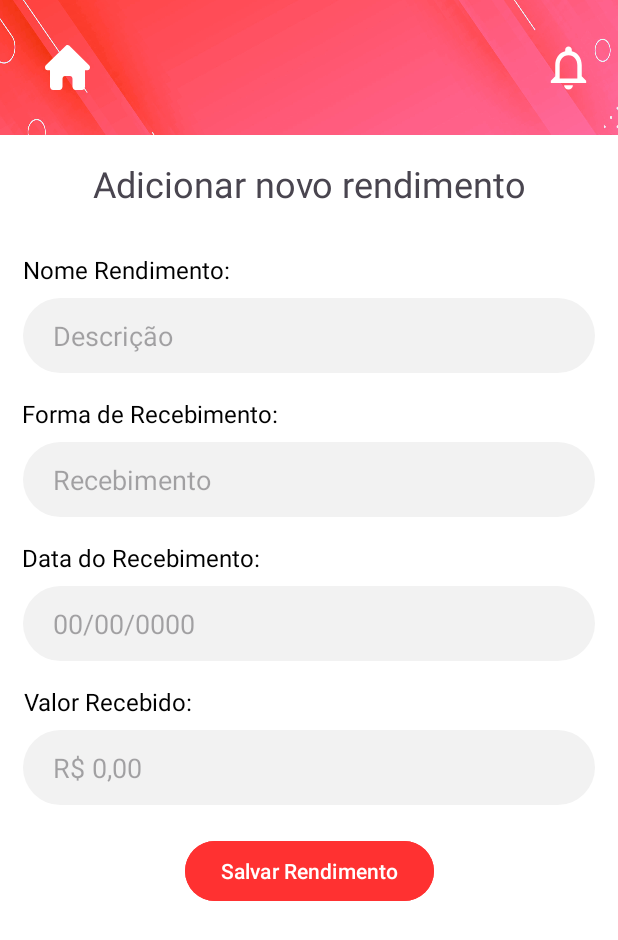
After one commit to LeonardoVRR/Debts, an Android app: the telaAdicionarRendimentos screen opened directly, with no data from a screen before it, on a phone screen of 412 x 824 dp. The commit adds this screen. Shown: the top 940 px of the screen. Run offline under Robolectric (Android 15) with nearby library versions, the phone set to English and light mode, and no system bars.

Commit message:
criação da tela Rendimentos

```diff
--- a/app/src/main/AndroidManifest.xml
+++ b/app/src/main/AndroidManifest.xml
@@ -16,6 +16,9 @@
         android:supportsRtl="true"
         android:theme="@style/Theme.Debts"
         tools:targetApi="31">
+        <activity
+            android:name=".telaAdicionarRendimentos"
+            android:exported="false" />
         <activity
             android:name=".tela_Consulta_IA"
             android:exported="false" />
--- /dev/null
+++ b/app/src/main/java/com/example/debts/telaAdicionarRendimentos.kt
@@ -0,0 +1,48 @@
+package com.example.debts
+
+import android.content.Intent
+import android.os.Bundle
+import android.widget.Button
+import android.widget.ImageButton
+import androidx.activity.OnBackPressedCallback
+import androidx.activity.enableEdgeToEdge
+import androidx.appcompat.app.AppCompatActivity
+import androidx.core.view.ViewCompat
+import androidx.core.view.WindowInsetsCompat
+
+class telaAdicionarRendimentos : AppCompatActivity() {
+    override fun onCreate(savedInstanceState: Bundle?) {
+        super.onCreate(savedInstanceState)
+        enableEdgeToEdge()
+        setContentView(R.layout.activity_tela_adicionar_rendimentos)
+        ViewCompat.setOnApplyWindowInsetsListener(findViewById(R.id.main)) { v, insets ->
+            val systemBars = insets.getInsets(WindowInsetsCompat.Type.systemBars())
+            v.setPadding(systemBars.left, systemBars.top, systemBars.right, systemBars.bottom)
+            insets
+        }
+
+        //----- configurando o botão para voltar para a tela do perfil do usuário --------------//
+        val btn_btn_voltarPerfilUsuario: Button = findViewById(R.id.btn_homeRendimentos)
+
+        btn_btn_voltarPerfilUsuario.setOnClickListener{
+            val navegarPerfilUsuario = Intent(this, telaPerfilUsuario::class.java)
+            startActivity(navegarPerfilUsuario)
+            finish()
+        }
+
+        //-------------------- config. botão de voltar do celular --------------------------------//
+
+        //configurando o botão voltar do celular quando for prescionado p/ voltar na tela de perfil usuario
+        val voltarTelaPerfilUsuario = Intent(this, telaPerfilUsuario::class.java)
+
+        onBackPressedDispatcher.addCallback(this, object : OnBackPressedCallback(true) {
+            override fun handleOnBackPressed() {
+
+                //Log.v("Voltar", "Botão voltar Presscionado")
+
+                startActivity(voltarTelaPerfilUsuario)
+                finish()
+            }
+        })
+    }
+}
--- a/app/src/main/java/com/example/debts/telaPerfilUsuario.kt
+++ b/app/src/main/java/com/example/debts/telaPerfilUsuario.kt
@@ -224,6 +224,13 @@ class telaPerfilUsuario : AppCompatActivity() {
         return valorTotal
     }
 
+    //função para ir a tela de rendimentos
+    fun telaRendimentos(v: View) {
+        val navegarTelaRendimento = Intent(this, telaAdicionarRendimentos::class.java)
+        startActivity(navegarTelaRendimento)
+        finish()
+    }
+
     //função para voltar a tela inicial do aplicativo
     fun voltarTelaInicial(v: View){
         val navegarTelaPrincipal = Intent(this, telaPrincipal::class.java)
--- /dev/null
+++ b/app/src/main/res/drawable/baseline_attach_money_24.xml
@@ -0,0 +1,5 @@
+<vector xmlns:android="http://schemas.android.com/apk/res/android" android:height="24dp" android:tint="#FFFFFF" android:viewportHeight="24" android:viewportWidth="24" android:width="24dp">
+
+    <path android:fillColor="@android:color/white" android:pathData="M11.8,10.9c-2.27,-0.59 -3,-1.2 -3,-2.15 0,-1.09 1.01,-1.85 2.7,-1.85 1.78,0 2.44,0.85 2.5,2.1h2.21c-0.07,-1.72 -1.12,-3.3 -3.21,-3.81V3h-3v2.16c-1.94,0.42 -3.5,1.68 -3.5,3.61 0,2.31 1.91,3.46 4.7,4.13 2.5,0.6 3,1.48 3,2.41 0,0.69 -0.49,1.79 -2.7,1.79 -2.06,0 -2.87,-0.92 -2.98,-2.1h-2.2c0.12,2.19 1.76,3.42 3.68,3.83V21h3v-2.15c1.95,-0.37 3.5,-1.5 3.5,-3.55 0,-2.84 -2.43,-3.81 -4.7,-4.4z"/>
+
+</vector>
--- /dev/null
+++ b/app/src/main/res/layout/activity_tela_adicionar_rendimentos.xml
@@ -0,0 +1,224 @@
+<?xml version="1.0" encoding="utf-8"?>
+<androidx.constraintlayout.widget.ConstraintLayout xmlns:android="http://schemas.android.com/apk/res/android"
+    xmlns:app="http://schemas.android.com/apk/res-auto"
+    xmlns:tools="http://schemas.android.com/tools"
+    android:id="@+id/main"
+    android:layout_width="match_parent"
+    android:layout_height="match_parent"
+    android:background="#FFFFFF"
+    tools:context=".telaAdicionarRendimentos">
+
+    <androidx.constraintlayout.widget.ConstraintLayout
+        android:id="@+id/constraintLayout43567"
+        android:layout_width="match_parent"
+        android:layout_height="90dp"
+        android:background="@drawable/fundoperfil_usuario_1_"
+        app:layout_constraintEnd_toEndOf="parent"
+        app:layout_constraintStart_toStartOf="parent"
+        app:layout_constraintTop_toTopOf="parent">
+
+        <Button
+            android:id="@+id/btn_homeRendimentos"
+            android:layout_width="50dp"
+            android:layout_height="match_parent"
+            android:layout_marginStart="28dp"
+            android:backgroundTint="#00FFFFFF"
+            android:foregroundGravity="center"
+            android:gravity="center"
+            android:isScrollContainer="false"
+            android:onClick="voltarTelaInicial"
+            android:text="B"
+            android:textColor="#00FFFFFF"
+            app:icon="@drawable/house_solid"
+            app:iconGravity="textStart"
+            app:iconSize="30dp"
+            app:iconTint="#FFFFFF"
+            app:layout_constraintBottom_toBottomOf="parent"
+            app:layout_constraintStart_toStartOf="parent"
+            app:layout_constraintTop_toTopOf="parent" />
+
+        <Button
+            android:id="@+id/btn_notificaoRendimentos"
+            android:layout_width="50dp"
+            android:layout_height="match_parent"
+            android:layout_marginEnd="16dp"
+            android:backgroundTint="#00FFFFFF"
+            android:text="Button"
+            android:textColor="#00FFFFFF"
+            app:icon="@drawable/notifications"
+            app:iconGravity="textEnd"
+            app:iconSize="35dp"
+            app:iconTint="#FFFFFF"
+            app:layout_constraintBottom_toBottomOf="parent"
+            app:layout_constraintEnd_toEndOf="parent"
+            app:layout_constraintTop_toTopOf="parent" />
+    </androidx.constraintlayout.widget.ConstraintLayout>
+
+    <TextView
+        android:id="@+id/textView36"
+        android:layout_width="wrap_content"
+        android:layout_height="wrap_content"
+        android:layout_marginStart="20dp"
+        android:layout_marginTop="16dp"
+        android:layout_marginEnd="20dp"
+        android:text="Adicionar novo rendimento"
+        android:textSize="24sp"
+        app:layout_constraintEnd_toEndOf="parent"
+        app:layout_constraintStart_toStartOf="parent"
+        app:layout_constraintTop_toBottomOf="@+id/constraintLayout43567" />
+
+    <ScrollView
+        android:id="@+id/scrollView3"
+        android:layout_width="match_parent"
+        android:layout_height="wrap_content"
+        android:layout_marginTop="30dp"
+        app:layout_constraintEnd_toEndOf="parent"
+        app:layout_constraintStart_toStartOf="parent"
+        app:layout_constraintTop_toBottomOf="@+id/textView36">
+
+        <androidx.constraintlayout.widget.ConstraintLayout
+            android:layout_width="match_parent"
+            android:layout_height="wrap_content">
+
+            <TextView
+                android:id="@+id/txt_nomeRendimento"
+                android:layout_width="wrap_content"
+                android:layout_height="wrap_content"
+                android:layout_marginStart="10dp"
+                android:text="Nome Rendimento:"
+                android:textColor="#000000"
+                android:textSize="16sp"
+                app:layout_constraintEnd_toEndOf="parent"
+                app:layout_constraintHorizontal_bias="0.02"
+                app:layout_constraintStart_toStartOf="parent"
+                app:layout_constraintTop_toTopOf="parent" />
+
+            <EditText
+                android:id="@+id/input_nomeRendimento"
+                android:layout_width="match_parent"
+                android:layout_height="50dp"
+                android:layout_marginStart="15dp"
+                android:layout_marginTop="8dp"
+                android:layout_marginEnd="15dp"
+                android:background="@drawable/form_inputs"
+                android:ems="10"
+                android:hint="Recebimento"
+                android:inputType="text"
+                android:paddingLeft="20dp"
+                android:textColor="#000000"
+                app:layout_constraintEnd_toEndOf="parent"
+                app:layout_constraintHorizontal_bias="0.0"
+                app:layout_constraintStart_toStartOf="parent"
+                app:layout_constraintTop_toBottomOf="@+id/txt_tpTransacao" />
+
+            <TextView
+                android:id="@+id/txt_tpTransacao"
+                android:layout_width="wrap_content"
+                android:layout_height="wrap_content"
+                android:layout_marginStart="10dp"
+                android:layout_marginTop="16dp"
+                android:text="Forma de Recebimento:"
+                android:textColor="#000000"
+                android:textSize="16sp"
+                app:layout_constraintEnd_toEndOf="parent"
+                app:layout_constraintHorizontal_bias="0.02"
+                app:layout_constraintStart_toStartOf="parent"
+                app:layout_constraintTop_toBottomOf="@+id/input_tpTransacao" />
+
+            <EditText
+                android:id="@+id/input_tpTransacao"
+                android:layout_width="match_parent"
+                android:layout_height="50dp"
+                android:layout_marginStart="15dp"
+                android:layout_marginTop="8dp"
+                android:layout_marginEnd="15dp"
+                android:background="@drawable/form_inputs"
+                android:ems="10"
+                android:hint="Descrição"
+                android:inputType="text"
+                android:paddingLeft="20dp"
+                android:textColor="#000000"
+                app:layout_constraintEnd_toEndOf="parent"
+                app:layout_constraintHorizontal_bias="1.0"
+                app:layout_constraintStart_toStartOf="parent"
+                app:layout_constraintTop_toBottomOf="@+id/txt_nomeRendimento" />
+
+            <TextView
+                android:id="@+id/txt_dtRendimento"
+                android:layout_width="wrap_content"
+                android:layout_height="wrap_content"
+                android:layout_marginStart="10dp"
+                android:layout_marginTop="16dp"
+                android:text="Data do Recebimento:"
+                android:textColor="#000000"
+                android:textSize="16sp"
+                app:layout_constraintEnd_toEndOf="parent"
+                app:layout_constraintHorizontal_bias="0.02"
+                app:layout_constraintStart_toStartOf="parent"
+                app:layout_constraintTop_toBottomOf="@+id/input_nomeRendimento" />
+
+            <EditText
+                android:id="@+id/input_dtRendimento"
+                android:layout_width="match_parent"
+                android:layout_height="50dp"
+                android:layout_marginStart="15dp"
+                android:layout_marginTop="8dp"
+                android:layout_marginEnd="15dp"
+                android:background="@drawable/form_inputs"
+                android:ems="10"
+                android:hint="00/00/0000"
+                android:inputType="text"
+                android:paddingLeft="20dp"
+                android:textColor="#000000"
+                app:layout_constraintEnd_toEndOf="parent"
+                app:layout_constraintHorizontal_bias="0.0"
+                app:layout_constraintStart_toStartOf="parent"
+                app:layout_constraintTop_toBottomOf="@+id/txt_dtRendimento" />
+
+            <TextView
+                android:id="@+id/txt_valorRendimento"
+                android:layout_width="wrap_content"
+                android:layout_height="wrap_content"
+                android:layout_marginStart="10dp"
+                android:layout_marginTop="16dp"
+                android:text="Valor Recebido:"
+                android:textColor="#000000"
+                android:textSize="16sp"
+                app:layout_constraintEnd_toEndOf="parent"
+                app:layout_constraintHorizontal_bias="0.02"
+                app:layout_constraintStart_toStartOf="parent"
+                app:layout_constraintTop_toBottomOf="@+id/input_dtRendimento" />
+
+            <EditText
+                android:id="@+id/input_valorRendimento"
+                android:layout_width="match_parent"
+                android:layout_height="50dp"
+                android:layout_marginStart="15dp"
+                android:layout_marginTop="8dp"
+                android:layout_marginEnd="15dp"
+                android:background="@drawable/form_inputs"
+                android:ems="10"
+                android:hint="R$ 0,00"
+                android:inputType="text"
+                android:paddingLeft="20dp"
+                android:textColor="#000000"
+                app:layout_constraintEnd_toEndOf="parent"
+                app:layout_constraintHorizontal_bias="0.0"
+                app:layout_constraintStart_toStartOf="parent"
+                app:layout_constraintTop_toBottomOf="@+id/txt_valorRendimento" />
+        </androidx.constraintlayout.widget.ConstraintLayout>
+    </ScrollView>
+
+    <Button
+        android:id="@+id/button"
+        android:layout_width="wrap_content"
+        android:layout_height="wrap_content"
+        android:layout_marginTop="20dp"
+        android:backgroundTint="#FF3131"
+        android:text="Salvar Rendimento"
+        android:textColor="#FFFFFF"
+        app:layout_constraintEnd_toEndOf="parent"
+        app:layout_constraintStart_toStartOf="parent"
+        app:layout_constraintTop_toBottomOf="@+id/scrollView3" />
+
+</androidx.constraintlayout.widget.ConstraintLayout>
--- a/app/src/main/res/layout/activity_tela_perfil_usuario.xml
+++ b/app/src/main/res/layout/activity_tela_perfil_usuario.xml
@@ -177,18 +177,39 @@
         android:id="@+id/btn_Configuracoes"
         android:layout_width="wrap_content"
         android:layout_height="wrap_content"
+        android:layout_marginStart="15dp"
         android:layout_marginTop="16dp"
         android:backgroundTint="#FFFFFF"
         android:text="Configurações"
         android:textColor="#000000"
-        android:textSize="20sp"
+        android:textSize="16sp"
         app:cornerRadius="20dp"
         app:icon="@drawable/settings"
         app:iconGravity="textStart"
         app:iconTint="#000000"
-        app:layout_constraintEnd_toEndOf="parent"
         app:layout_constraintStart_toStartOf="parent"
         app:layout_constraintTop_toBottomOf="@+id/constraintLayout6"
+        app:strokeColor="#000000"
+        app:strokeWidth="0.8dp" />
+
+    <Button
+        android:id="@+id/btn_Rendimentos"
+        android:layout_width="wrap_content"
+        android:layout_height="wrap_content"
+        android:layout_marginStart="10dp"
+        android:backgroundTint="#FFFFFF"
+        android:onClick="telaRendimentos"
+        android:text="Rendimentos"
+        android:textColor="#000000"
+        android:textSize="16sp"
+        app:cornerRadius="20dp"
+        app:icon="@drawable/dollars_sign"
+        app:iconGravity="textStart"
+        app:iconTint="#000000"
+        app:layout_constraintBottom_toBottomOf="@+id/btn_Configuracoes"
+        app:layout_constraintStart_toEndOf="@+id/btn_Configuracoes"
+        app:layout_constraintTop_toTopOf="@+id/btn_Configuracoes"
+        app:layout_constraintVertical_bias="0.0"
         app:strokeColor="#000000"
         app:strokeWidth="0.8dp" />
 
```
Also changed, not shown: app/src/main/res/drawable/dollars_sign.png (added), 1 other file.
